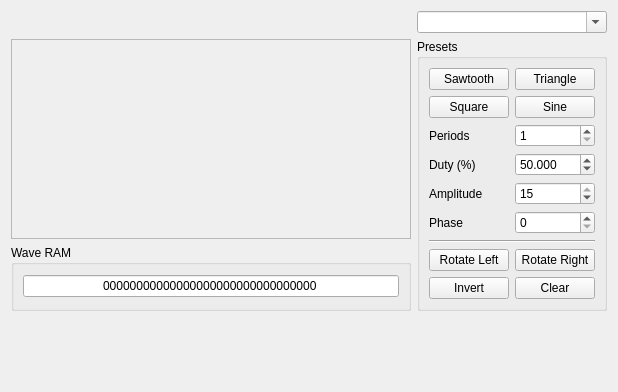
Above: ui/designer/waveeditor.ui from stoneface86/trackerboy before the change. Below: the same form after it.
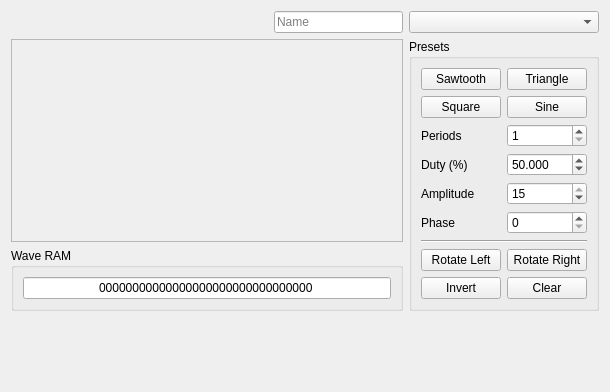
That is the form after the change. Custom widgets are drawn as their Qt base class.

The edit to the form file:
```diff
--- a/ui/designer/waveeditor.ui
+++ b/ui/designer/waveeditor.ui
@@ -7,7 +7,7 @@
     <x>0</x>
     <y>0</y>
     <width>606</width>
-    <height>377</height>
+    <height>378</height>
    </rect>
   </property>
   <property name="sizePolicy">
@@ -23,21 +23,9 @@
    <item>
     <layout class="QGridLayout" name="gridLayout">
      <item row="2" column="1">
-      <layout class="QVBoxLayout" name="verticalLayout_3">
-       <item alignment="Qt::AlignHCenter">
+      <layout class="QVBoxLayout" name="verticalLayout_3" stretch="1,0">
+       <item>
         <widget class="WaveGraph" name="mWaveGraph">
-         <property name="minimumSize">
-          <size>
-           <width>400</width>
-           <height>200</height>
-          </size>
-         </property>
-         <property name="maximumSize">
-          <size>
-           <width>400</width>
-           <height>200</height>
-          </size>
-         </property>
          <property name="frameShape">
           <enum>QFrame::StyledPanel</enum>
          </property>
@@ -82,14 +70,7 @@
      <item row="1" column="2">
       <widget class="QComboBox" name="mWaveSelect">
        <property name="editable">
-        <bool>true</bool>
-       </property>
-      </widget>
-     </item>
-     <item row="1" column="1">
-      <widget class="QLabel" name="mCoordsLabel">
-       <property name="text">
-        <string/>
+        <bool>false</bool>
        </property>
       </widget>
      </item>
@@ -253,6 +234,43 @@
        </layout>
       </widget>
      </item>
+     <item row="1" column="1">
+      <layout class="QHBoxLayout" name="horizontalLayout_2">
+       <item>
+        <widget class="QLabel" name="mCoordsLabel">
+         <property name="sizePolicy">
+          <sizepolicy hsizetype="Expanding" vsizetype="Preferred">
+           <horstretch>0</horstretch>
+           <verstretch>0</verstretch>
+          </sizepolicy>
+         </property>
+         <property name="text">
+          <string/>
+         </property>
+        </widget>
+       </item>
+       <item>
+        <spacer name="horizontalSpacer">
+         <property name="orientation">
+          <enum>Qt::Horizontal</enum>
+         </property>
+         <property name="sizeHint" stdset="0">
+          <size>
+           <width>40</width>
+           <height>20</height>
+          </size>
+         </property>
+        </spacer>
+       </item>
+       <item>
+        <widget class="QLineEdit" name="mNameEdit">
+         <property name="placeholderText">
+          <string>Name</string>
+         </property>
+        </widget>
+       </item>
+      </layout>
+     </item>
     </layout>
    </item>
    <item>
```
